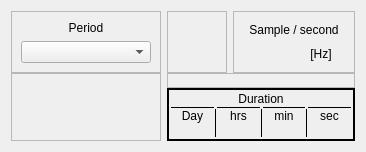
Before: the Qt Designer form settingTimeScaleFactor.ui in coucou1121/Datalogger, drawn with Qt 5.
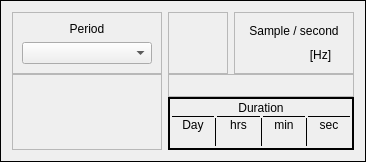
After: the same form once the commit is applied.

Commit message: Add settingChannelSelection and settingPreTriggerPercentage on settingWindow

```diff
--- a/settingTimeScaleFactor.ui
+++ b/settingTimeScaleFactor.ui
@@ -1,18 +1,21 @@
 <?xml version="1.0" encoding="UTF-8"?>
 <ui version="4.0">
  <class>SettingTimeScaleFactor</class>
- <widget class="QWidget" name="SettingTimeScaleFactor">
+ <widget class="QFrame" name="SettingTimeScaleFactor">
   <property name="geometry">
    <rect>
     <x>0</x>
     <y>0</y>
     <width>366</width>
-    <height>152</height>
+    <height>162</height>
    </rect>
   </property>
   <property name="windowTitle">
    <string>Form</string>
   </property>
+  <property name="frameShape">
+   <enum>QFrame::Box</enum>
+  </property>
   <layout class="QGridLayout" name="gridLayout_2">
    <property name="verticalSpacing">
     <number>0</number>
```
Left out of the diff: 3 changed lines with no effect on the pictures. The commit also changes 21 other files.
